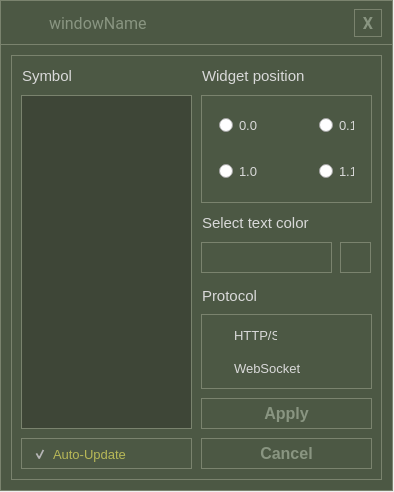
Qt form configurator.ui (mxrcode/StockWidget) before a commit.
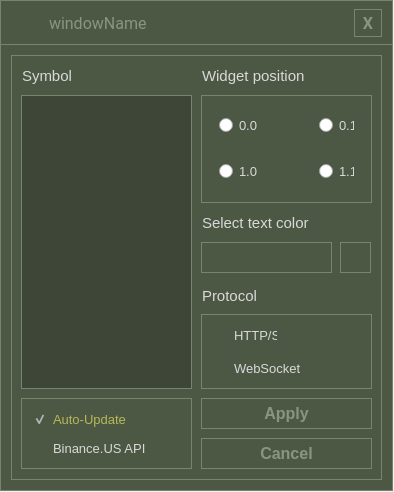
The same form after that commit. Icons and pictures are not drawn.

Commit message:
Add use_binance_us checkBox
This affected the GUI "configurator" and config.

What changed in the file:
```diff
--- a/configurator.ui
+++ b/configurator.ui
@@ -398,7 +398,7 @@
       <x>10</x>
       <y>50</y>
       <width>181</width>
-      <height>344</height>
+      <height>304</height>
      </rect>
     </property>
     <property name="font">
@@ -728,9 +728,9 @@
     <property name="geometry">
      <rect>
       <x>10</x>
-      <y>393</y>
+      <y>353</y>
       <width>181</width>
-      <height>41</height>
+      <height>81</height>
      </rect>
     </property>
     <property name="styleSheet">
@@ -745,7 +745,7 @@
      <property name="geometry">
       <rect>
        <x>10</x>
-       <y>1</y>
+       <y>6</y>
        <width>171</width>
        <height>31</height>
       </rect>
@@ -778,6 +778,43 @@
       <bool>false</bool>
      </property>
     </widget>
+    <widget class="QCheckBox" name="use_binance_us_checkBox">
+     <property name="geometry">
+      <rect>
+       <x>10</x>
+       <y>35</y>
+       <width>171</width>
+       <height>31</height>
+      </rect>
+     </property>
+     <property name="font">
+      <font>
+       <pointsize>10</pointsize>
+      </font>
+     </property>
+     <property name="styleSheet">
+      <string notr="true">QCheckBox {
+	border: 0px solid black;
+	margin: 0px 0px 0px 12px;
+	background-color: rgba(255, 255, 255, 0);
+}
+QCheckBox:hover {
+	color: #B8B857;
+}
+QCheckBox:checked {
+	color: #B8B857;
+}</string>
+     </property>
+     <property name="text">
+      <string>Binance.US API</string>
+     </property>
+     <property name="checked">
+      <bool>false</bool>
+     </property>
+     <property name="tristate">
+      <bool>false</bool>
+     </property>
+    </widget>
    </widget>
   </widget>
  </widget>
```
The commit also changes 3 other files.
